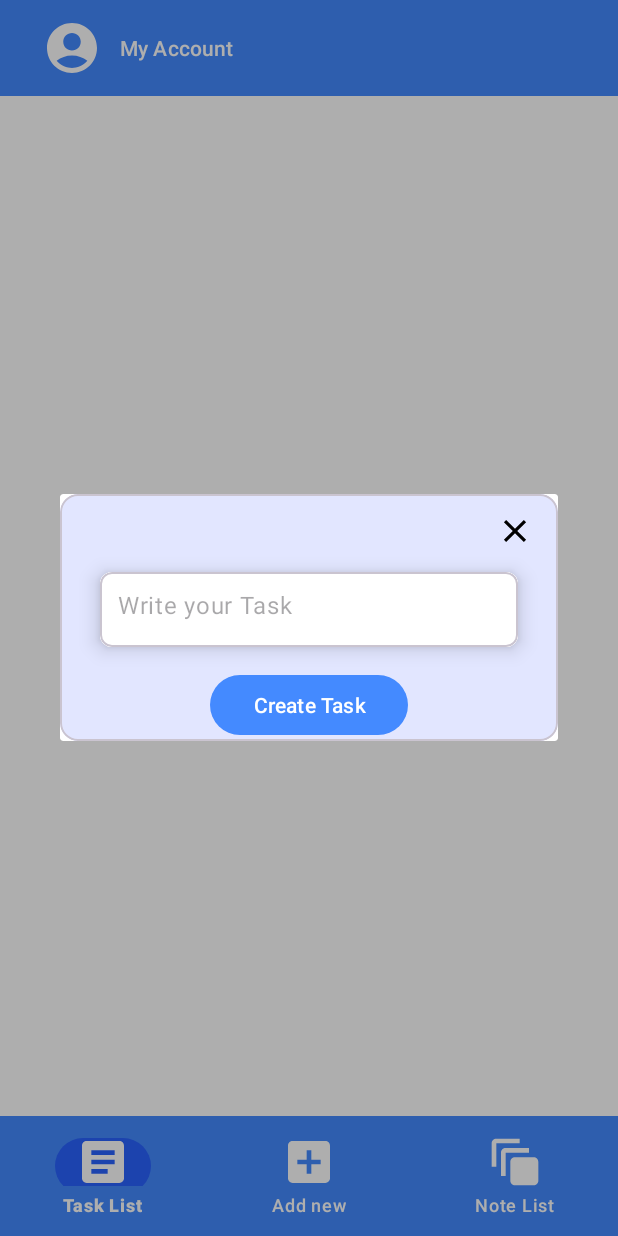
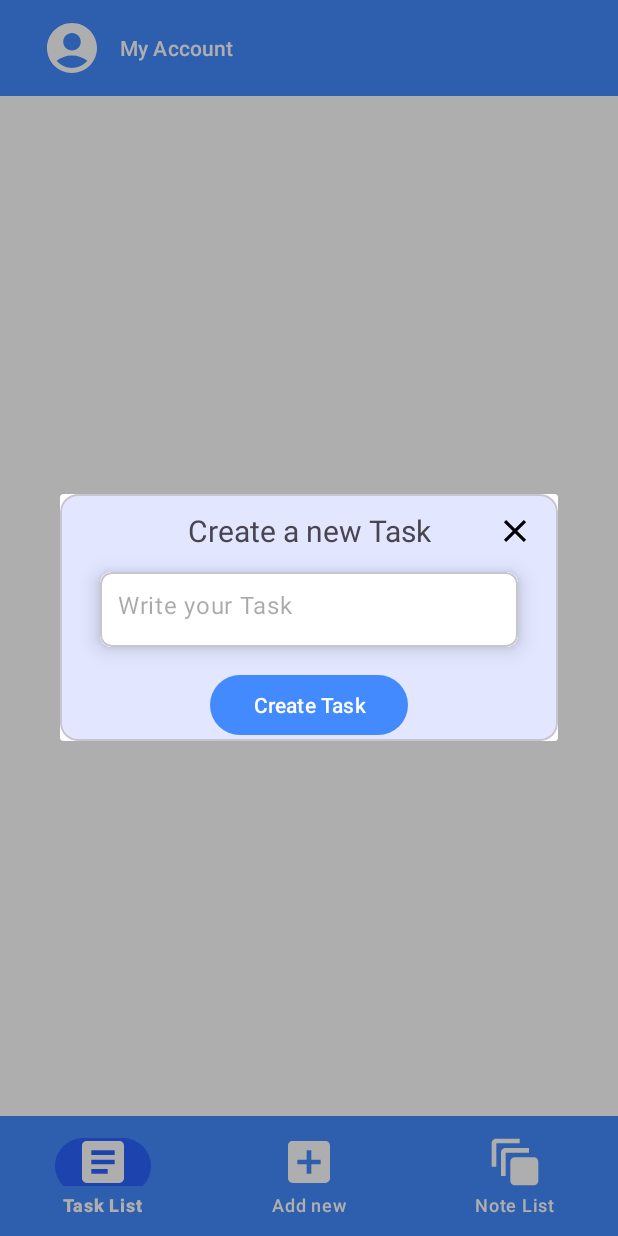
Before and after one commit to borja-garcia-valcarcel/TaskPad-App, an Android app: the fragment AddNewTaskPopupFragment placed in its activity, after a tap on "Create Task", on a phone screen of 412 x 824 dp. Run offline under Robolectric (Android 15) with nearby library versions, the light colour scheme and no system bars; our stand-ins replace Firebase (no records; nobody signed in at launch, a user with empty details on screens opened directly).

```diff
--- a/app/build.gradle.kts
+++ b/app/build.gradle.kts
@@ -50,7 +50,6 @@ dependencies {
     implementation ("androidx.appcompat:appcompat:1.6.1")
     implementation ("androidx.fragment:fragment-ktx:1.6.2")
     implementation("com.google.firebase:firebase-database:20.3.1")
-    implementation("com.google.firebase:firebase-storage:20.3.0")
     testImplementation("junit:junit:4.13.2")
     androidTestImplementation("androidx.test.ext:junit:1.1.5")
     androidTestImplementation("androidx.test.espresso:espresso-core:3.5.1")
--- a/app/src/main/java/com/example/taskpad/fragments/AddNewFragment.kt
+++ b/app/src/main/java/com/example/taskpad/fragments/AddNewFragment.kt
@@ -54,10 +54,12 @@ class AddNewFragment : Fragment(), AddNewTaskPopupFragment.DialogBtnClickListene
     private fun init(view:View) {
         auth = FirebaseAuth.getInstance()
         databaseReference = FirebaseDatabase.getInstance().reference
-            .child("Tasks").child(auth.currentUser?.uid.toString())
+            .child("Tasks")
+            .child(auth.currentUser?.uid.toString())
     }
 
     override fun onSaveTask(task: String, newTaskEt: TextInputEditText) {
+
         databaseReference.push().setValue(task).addOnCompleteListener {
             if (it.isSuccessful) {
                 Toast.makeText(context, "Task saved successfully", Toast.LENGTH_SHORT).show()
--- a/app/src/main/java/com/example/taskpad/fragments/AddNewTaskPopupFragment.kt
+++ b/app/src/main/java/com/example/taskpad/fragments/AddNewTaskPopupFragment.kt
@@ -42,7 +42,7 @@ class AddNewTaskPopupFragment : DialogFragment() {
         auth = FirebaseAuth.getInstance()
         binding.createTaskBtn.setOnClickListener {
             val task = binding.newTaskEt.text.toString()
-            if (task.isNotEmpty()) {
+            if (task.trim().isNotEmpty()) {
                 listener.onSaveTask(task, binding.newTaskEt)
             }else {
                 Toast.makeText(context, "Please write your task", Toast.LENGTH_SHORT).show()
--- a/app/src/main/java/com/example/taskpad/fragments/TaskListFragment.kt
+++ b/app/src/main/java/com/example/taskpad/fragments/TaskListFragment.kt
@@ -6,6 +6,7 @@ import android.view.LayoutInflater
 import android.view.View
 import android.view.ViewGroup
 import com.example.taskpad.R
+import com.google.android.material.bottomnavigation.BottomNavigationView
 
 
 class TaskListFragment : Fragment() {
@@ -15,6 +16,7 @@ class TaskListFragment : Fragment() {
         inflater: LayoutInflater, container: ViewGroup?,
         savedInstanceState: Bundle?
     ): View? {
+
         // Inflate the layout for this fragment
         return inflater.inflate(R.layout.fragment_task_list, container, false)
     }
--- a/app/src/main/res/layout/fragment_add_new_task_popup.xml
+++ b/app/src/main/res/layout/fragment_add_new_task_popup.xml
@@ -19,6 +19,21 @@
             android:src="@drawable/close_icon"
             app:layout_constraintEnd_toEndOf="@+id/cvNewTask"
             app:layout_constraintTop_toTopOf="parent" />
+
+        <TextView
+            android:layout_width="match_parent"
+            android:layout_height="wrap_content"
+            android:gravity="center"
+            android:text="Create a new Task"
+            android:textSize="20sp"
+            android:paddingTop="20dp"
+            android:paddingBottom="10dp"
+            app:layout_constraintBottom_toTopOf="@+id/cvNewTask"
+            app:layout_constraintEnd_toEndOf="parent"
+            app:layout_constraintStart_toStartOf="parent"
+            app:layout_constraintTop_toTopOf="parent"/>
+
+
 
         <com.google.android.material.card.MaterialCardView
             android:id="@+id/cvNewTask"
```
Also changed, not shown: 1 other file.
